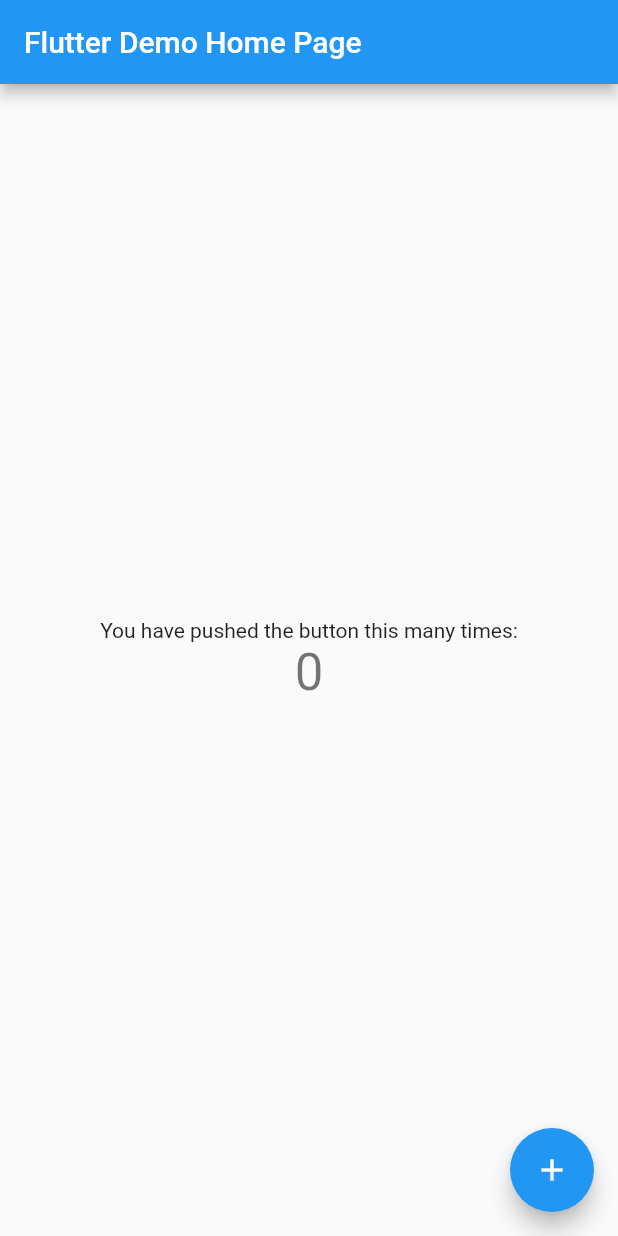
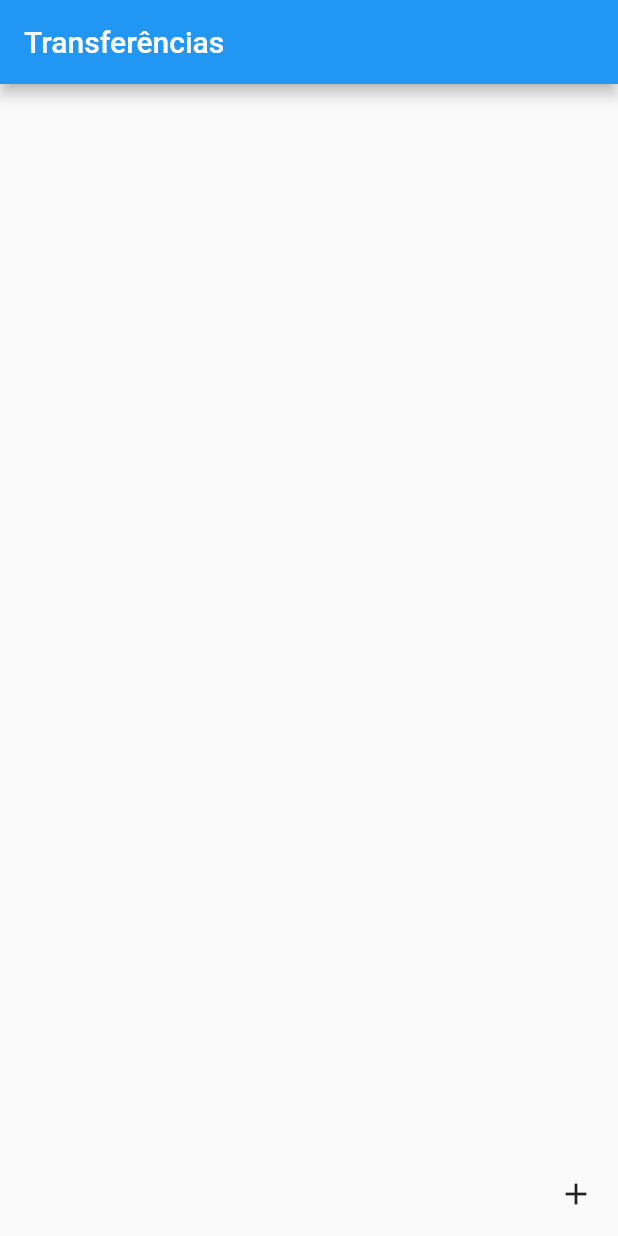
Before and after one commit to pedroabreudev/Flutter_Alura, a Flutter app: the screen it shows after launch, on a phone screen of 412 x 824 dp. Run offline on Flutter 3.47's test engine with Material 2 defaults, Android fonts, the phone set to English and light mode, and no system bars.

```diff
--- a/01_Fundamentos_de_Flutter/bytebank/lib/main.dart
+++ b/01_Fundamentos_de_Flutter/bytebank/lib/main.dart
@@ -1,115 +1,10 @@
 import 'package:flutter/material.dart';
 
-void main() {
-  runApp(const MyApp());
-}
-
-class MyApp extends StatelessWidget {
-  const MyApp({Key? key}) : super(key: key);
-
-  // This widget is the root of your application.
-  @override
-  Widget build(BuildContext context) {
-    return MaterialApp(
-      title: 'Flutter Demo',
-      theme: ThemeData(
-        // This is the theme of your application.
-        //
-        // Try running your application with "flutter run". You'll see the
-        // application has a blue toolbar. Then, without quitting the app, try
-        // changing the primarySwatch below to Colors.green and then invoke
-        // "hot reload" (press "r" in the console where you ran "flutter run",
-        // or simply save your changes to "hot reload" in a Flutter IDE).
-        // Notice that the counter didn't reset back to zero; the application
-        // is not restarted.
-        primarySwatch: Colors.blue,
+void main() => runApp(MaterialApp(
+      home: Scaffold(
+        appBar: AppBar(
+          title: const Text('Transferências'),
+        ),
+        floatingActionButton: const Icon(Icons.add),
       ),
-      home: const MyHomePage(title: 'Flutter Demo Home Page'),
-    );
-  }
-}
-
-class MyHomePage extends StatefulWidget {
-  const MyHomePage({Key? key, required this.title}) : super(key: key);
-
-  // This widget is the home page of your application. It is stateful, meaning
-  // that it has a State object (defined below) that contains fields that affect
-  // how it looks.
-
-  // This class is the configuration for the state. It holds the values (in this
-  // case the title) provided by the parent (in this case the App widget) and
-  // used by the build method of the State. Fields in a Widget subclass are
-  // always marked "final".
-
-  final String title;
-
-  @override
-  State<MyHomePage> createState() => _MyHomePageState();
-}
-
-class _MyHomePageState extends State<MyHomePage> {
-  int _counter = 0;
-
-  void _incrementCounter() {
-    setState(() {
-      // This call to setState tells the Flutter framework that something has
-      // changed in this State, which causes it to rerun the build method below
-      // so that the display can reflect the updated values. If we changed
-      // _counter without calling setState(), then the build method would not be
-      // called again, and so nothing would appear to happen.
-      _counter++;
-    });
-  }
-
-  @override
-  Widget build(BuildContext context) {
-    // This method is rerun every time setState is called, for instance as done
-    // by the _incrementCounter method above.
-    //
-    // The Flutter framework has been optimized to make rerunning build methods
-    // fast, so that you can just rebuild anything that needs updating rather
-    // than having to individually change instances of widgets.
-    return Scaffold(
-      appBar: AppBar(
-        // Here we take the value from the MyHomePage object that was created by
-        // the App.build method, and use it to set our appbar title.
-        title: Text(widget.title),
-      ),
-      body: Center(
-        // Center is a layout widget. It takes a single child and positions it
-        // in the middle of the parent.
-        child: Column(
-          // Column is also a layout widget. It takes a list of children and
-          // arranges them vertically. By default, it sizes itself to fit its
-          // children horizontally, and tries to be as tall as its parent.
-          //
-          // Invoke "debug painting" (press "p" in the console, choose the
-          // "Toggle Debug Paint" action from the Flutter Inspector in Android
-          // Studio, or the "Toggle Debug Paint" command in Visual Studio Code)
-          // to see the wireframe for each widget.
-          //
-          // Column has various properties to control how it sizes itself and
-          // how it positions its children. Here we use mainAxisAlignment to
-          // center the children vertically; the main axis here is the vertical
-          // axis because Columns are vertical (the cross axis would be
-          // horizontal).
-          mainAxisAlignment: MainAxisAlignment.center,
-          children: <Widget>[
-            const Text(
-              'You have pushed the button this many times:',
-            ),
-            Text(
-              '$_counter',
-              style: Theme.of(context).textTheme.headline4,
-            ),
-          ],
-        ),
-      ),
-      floatingActionButton: FloatingActionButton(
-        onPressed: _incrementCounter,
-        tooltip: 'Increment',
-        child: const Icon(Icons.add),
-      ), // This trailing comma makes auto-formatting nicer for build methods.
-    );
-  }
-}
+    ));
```
Also changed, not shown: 1 other file.
